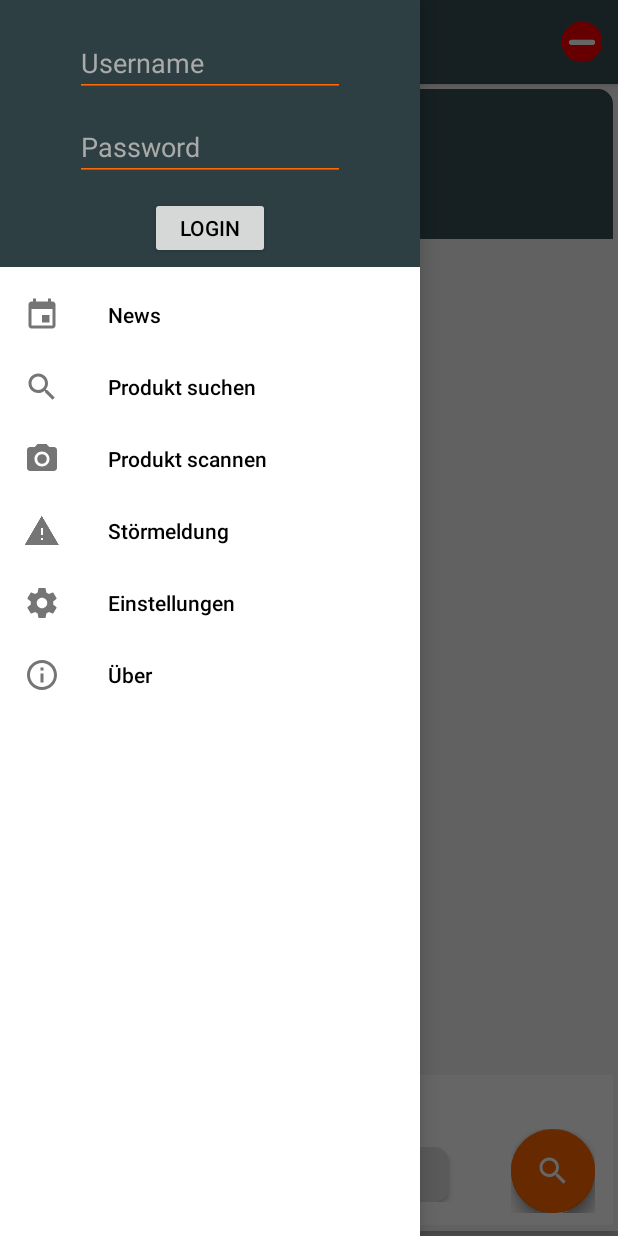
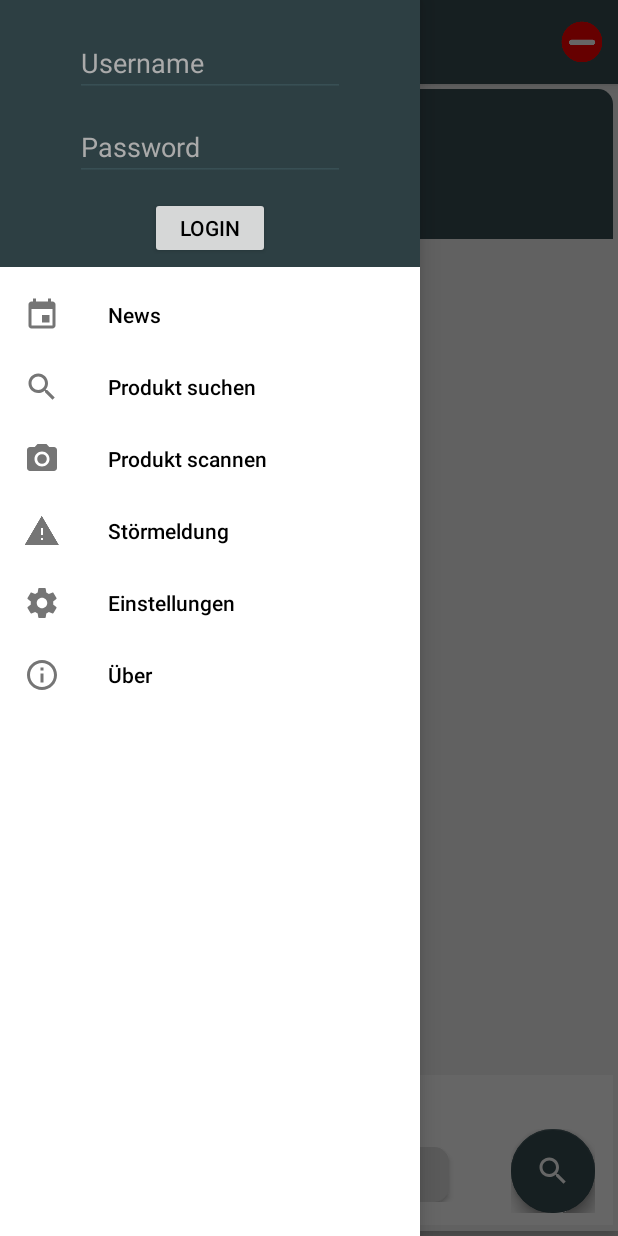
Before and after one commit to FAU-Inf2/fablab-android, an Android app: the screen it shows after launch (MainActivity), with the side drawer open, on a phone screen of 412 x 824 dp. Run offline under Robolectric (Android 15) with nearby library versions, the phone set to English and light mode, and no system bars; our stand-ins replace ButterKnife, CircleImageView, Dagger/Hilt's generated code; libraries missing offline, so code that uses them is left out: com.github.brnunes.swipeablerecyclerview, com.github.clans.fab, com.j256.ormlite, com.pedrogomez.renderers, com.sothree.slidinguppanel and 3 more; plain views replace FloatingActionButton, FloatingActionMenu, SlidingUpPanelLayout; pictures from the network do not load; 67 statements that could not run were skipped.

```diff
--- a/app/src/main/res/values/color.xml
+++ b/app/src/main/res/values/color.xml
@@ -2,9 +2,9 @@
 <resources>
     <color name="colorPrimary">#384F54</color>
     <color name="colorPrimaryDark">#2D3F43</color>
-    <color name="colorAccent">#FF6800</color>
+    <color name="colorAccent">#384F54</color>
     <color name="colorTextPrimary">#000000</color>
-    <color name="colorTextSecondary">#FF6800</color>
+    <color name="colorTextSecondary">#384F54</color>
     <color name="AppBarTextColor">#FFFFFF</color>
     <color name="windowBackground">#E0E0E0</color>
     <color name="card_openlab">#788F94</color>
```
